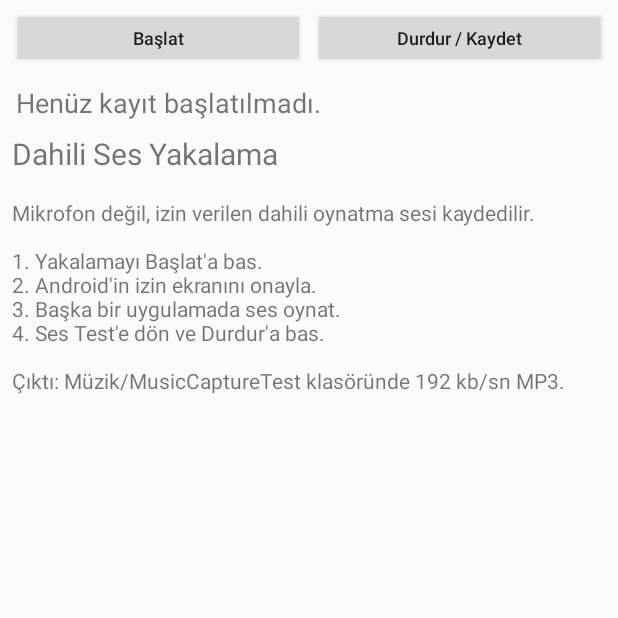
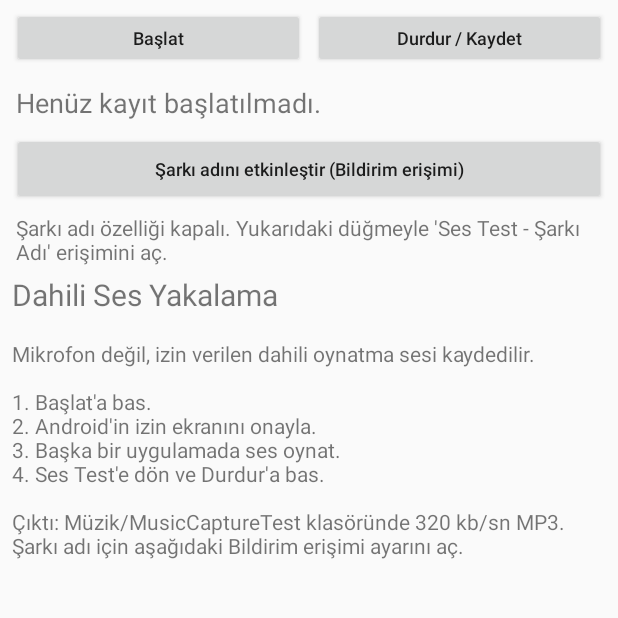
Before and after one commit to erhancbk/MusicCaptureTest, an Android app: the screen it shows after launch (MainActivity), on a phone screen of 412 x 824 dp, the top half of it. Run offline under Robolectric (Android 15) with nearby library versions, the phone set to English and light mode, and no system bars.

Commit message:
Add user opt-in song metadata access button and 320 kbps UI

```diff
--- a/app/src/main/java/com/example/musiccapture/MainActivity.kt
+++ b/app/src/main/java/com/example/musiccapture/MainActivity.kt
@@ -7,6 +7,7 @@ import android.content.pm.PackageManager
 import android.media.projection.MediaProjectionManager
 import android.os.Build
 import android.os.Bundle
+import android.provider.Settings
 import android.widget.Button
 import android.widget.LinearLayout
 import android.widget.TextView
@@ -18,6 +19,7 @@ class MainActivity : Activity() {
     }
 
     private lateinit var statusText: TextView
+    private lateinit var songStatusText: TextView
 
     private val statusReceiver = object : BroadcastReceiver() {
         override fun onReceive(context: Context?, intent: Intent?) {
@@ -39,11 +41,12 @@ class MainActivity : Activity() {
         }
         val description = TextView(this).apply {
             text = "\nMikrofon değil, izin verilen dahili oynatma sesi kaydedilir.\n\n" +
-                "1. Yakalamayı Başlat'a bas.\n" +
+                "1. Başlat'a bas.\n" +
                 "2. Android'in izin ekranını onayla.\n" +
                 "3. Başka bir uygulamada ses oynat.\n" +
                 "4. Ses Test'e dön ve Durdur'a bas.\n\n" +
-                "Çıktı: Müzik/MusicCaptureTest klasöründe 192 kb/sn MP3.\n"
+                "Çıktı: Müzik/MusicCaptureTest klasöründe 320 kb/sn MP3.\n" +
+                "Şarkı adı için aşağıdaki Bildirim erişimi ayarını aç.\n"
             textSize = 14f
         }
         statusText = TextView(this).apply {
@@ -75,6 +78,19 @@ class MainActivity : Activity() {
             }
         }
 
+        val songPermissionButton = Button(this).apply {
+            text = "Şarkı adını etkinleştir (Bildirim erişimi)"
+            textSize = 12f
+            isAllCaps = false
+            setOnClickListener {
+                startActivity(Intent(Settings.ACTION_NOTIFICATION_LISTENER_SETTINGS))
+            }
+        }
+        songStatusText = TextView(this).apply {
+            textSize = 14f
+            setPadding(4, 8, 4, 8)
+        }
+
         // Put both compact controls at the very top, side by side, about half-width each.
         val density = resources.displayMetrics.density
         val buttons = LinearLayout(this).apply {
@@ -90,6 +106,8 @@ class MainActivity : Activity() {
         })
         layout.addView(buttons)
         layout.addView(statusText)
+        layout.addView(songPermissionButton)
+        layout.addView(songStatusText)
         layout.addView(title)
         layout.addView(description)
         setContentView(layout)
@@ -139,6 +157,17 @@ class MainActivity : Activity() {
         statusText.text = "Ses yakalama başlatılıyor..."
     }
 
+    override fun onResume() {
+        super.onResume()
+        val allowed = PlayingSong.hasPermission(this)
+        val playing = if (allowed) PlayingSong.current(this) else null
+        songStatusText.text = when {
+            !allowed -> "Şarkı adı özelliği kapalı. Yukarıdaki düğmeyle 'Ses Test - Şarkı Adı' erişimini aç."
+            playing != null -> "Algılanan şarkı: " + playing.displayName()
+            else -> "Şarkı erişimi açık. Müzik çalarken başlık otomatik algılanacak."
+        }
+    }
+
     override fun onStart() {
         super.onStart()
         val filter = IntentFilter(CaptureService.ACTION_STATUS)
```
